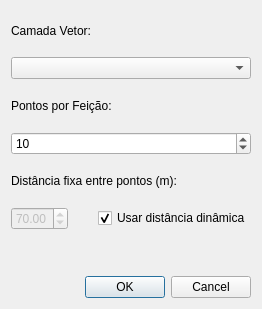
alexfelipe00/Pontos-Coleta, file pontos_coleta_dialog_base.ui: the form before one commit.
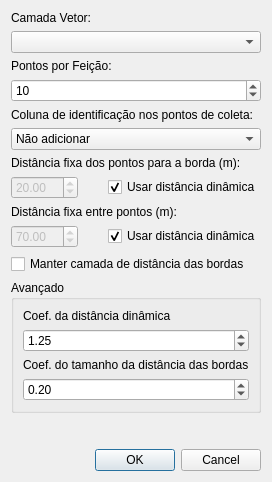
The form after the commit. Custom widgets are drawn as their Qt base class.

Commit message: Caixa com ajuste do coeficiente das formulas

Patch:
```diff
--- a/pontos_coleta_dialog_base.ui
+++ b/pontos_coleta_dialog_base.ui
@@ -2,30 +2,61 @@
 <ui version="4.0">
  <class>PontosColetaDialogBase</class>
  <widget class="QDialog" name="PontosColetaDialogBase">
+  <property name="enabled">
+   <bool>true</bool>
+  </property>
   <property name="geometry">
    <rect>
     <x>0</x>
     <y>0</y>
-    <width>262</width>
-    <height>309</height>
+    <width>402</width>
+    <height>415</height>
    </rect>
   </property>
+  <property name="sizePolicy">
+   <sizepolicy hsizetype="Preferred" vsizetype="Preferred">
+    <horstretch>0</horstretch>
+    <verstretch>0</verstretch>
+   </sizepolicy>
+  </property>
   <property name="windowTitle">
    <string>Pontos de Coleta</string>
   </property>
   <layout class="QVBoxLayout" name="verticalLayout">
+   <property name="sizeConstraint">
+    <enum>QLayout::SetFixedSize</enum>
+   </property>
    <item>
     <widget class="QLabel" name="label">
+     <property name="sizePolicy">
+      <sizepolicy hsizetype="Preferred" vsizetype="Fixed">
+       <horstretch>0</horstretch>
+       <verstretch>0</verstretch>
+      </sizepolicy>
+     </property>
      <property name="text">
       <string>Camada Vetor:</string>
      </property>
     </widget>
    </item>
    <item>
-    <widget class="QComboBox" name="cmb_camada"/>
+    <widget class="QComboBox" name="cmb_camada">
+     <property name="sizePolicy">
+      <sizepolicy hsizetype="Preferred" vsizetype="Fixed">
+       <horstretch>0</horstretch>
+       <verstretch>0</verstretch>
+      </sizepolicy>
+     </property>
+    </widget>
    </item>
    <item>
     <widget class="QLabel" name="label_4">
+     <property name="sizePolicy">
+      <sizepolicy hsizetype="Preferred" vsizetype="Fixed">
+       <horstretch>0</horstretch>
+       <verstretch>0</verstretch>
+      </sizepolicy>
+     </property>
      <property name="text">
       <string>Pontos por Feição:</string>
      </property>
@@ -33,6 +64,12 @@
    </item>
    <item>
     <widget class="QSpinBox" name="spin_qtd_pontos">
+     <property name="sizePolicy">
+      <sizepolicy hsizetype="Minimum" vsizetype="Fixed">
+       <horstretch>0</horstretch>
+       <verstretch>0</verstretch>
+      </sizepolicy>
+     </property>
      <property name="minimum">
       <number>1</number>
      </property>
@@ -41,8 +78,67 @@
      </property>
     </widget>
    </item>
+   <item>
+    <widget class="QLabel" name="label_7">
+     <property name="text">
+      <string>Coluna de identificação nos pontos de coleta:</string>
+     </property>
+    </widget>
+   </item>
+   <item>
+    <widget class="QComboBox" name="cmb_coluna_id">
+     <item>
+      <property name="text">
+       <string>Não adicionar</string>
+      </property>
+     </item>
+    </widget>
+   </item>
+   <item>
+    <widget class="QLabel" name="label_6">
+     <property name="text">
+      <string>Distância fixa dos pontos para a borda (m):</string>
+     </property>
+    </widget>
+   </item>
+   <item>
+    <layout class="QHBoxLayout" name="horizontalLayout" stretch="20,0">
+     <property name="spacing">
+      <number>30</number>
+     </property>
+     <item>
+      <widget class="QgsDoubleSpinBox" name="spin_dist_borda_fixa">
+       <property name="enabled">
+        <bool>false</bool>
+       </property>
+       <property name="value">
+        <double>20.000000000000000</double>
+       </property>
+       <property name="showClearButton">
+        <bool>false</bool>
+       </property>
+      </widget>
+     </item>
+     <item>
+      <widget class="QCheckBox" name="chk_dist_borda_dinamica">
+       <property name="text">
+        <string>Usar distância dinâmica</string>
+       </property>
+       <property name="checked">
+        <bool>true</bool>
+       </property>
+      </widget>
+     </item>
+    </layout>
+   </item>
    <item>
     <widget class="QLabel" name="label_5">
+     <property name="sizePolicy">
+      <sizepolicy hsizetype="Preferred" vsizetype="Fixed">
+       <horstretch>0</horstretch>
+       <verstretch>0</verstretch>
+      </sizepolicy>
+     </property>
      <property name="text">
       <string>Distância fixa entre pontos (m):</string>
      </property>
@@ -78,18 +174,65 @@
      </item>
     </layout>
    </item>
+   <item>
+    <widget class="QCheckBox" name="chk_camada_buffer">
+     <property name="text">
+      <string>Manter camada de distância das bordas</string>
+     </property>
+    </widget>
+   </item>
+   <item>
+    <widget class="QgsCollapsibleGroupBox" name="mGroupBox">
+     <property name="title">
+      <string>Avançado</string>
+     </property>
+     <property name="collapsed">
+      <bool>true</bool>
+     </property>
+     <layout class="QVBoxLayout" name="verticalLayout_2">
+      <item>
+       <widget class="QLabel" name="label_2">
+        <property name="text">
+         <string>Coef. da distância dinâmica</string>
+        </property>
+       </widget>
+      </item>
+      <item>
+       <widget class="QDoubleSpinBox" name="spin_coef_calc_dist">
+        <property name="value">
+         <double>1.250000000000000</double>
+        </property>
+       </widget>
+      </item>
+      <item>
+       <widget class="QLabel" name="label_3">
+        <property name="text">
+         <string>Coef. do tamanho da distância das bordas</string>
+        </property>
+       </widget>
+      </item>
+      <item>
+       <widget class="QDoubleSpinBox" name="spin_coef_calc_dist_borda">
+        <property name="value">
+         <double>0.200000000000000</double>
+        </property>
+       </widget>
+      </item>
+     </layout>
+    </widget>
+   </item>
    <item>
     <spacer name="verticalSpacer">
      <property name="orientation">
       <enum>Qt::Vertical</enum>
      </property>
      <property name="sizeType">
-      <enum>QSizePolicy::Fixed</enum>
+      <enum>QSizePolicy::Preferred</enum>
      </property>
      <property name="sizeHint" stdset="0">
       <size>
        <width>20</width>
-       <height>40</height>
+       <height>30</height>
       </size>
      </property>
     </spacer>
@@ -102,11 +245,20 @@
      <property name="standardButtons">
       <set>QDialogButtonBox::Cancel|QDialogButtonBox::Ok</set>
      </property>
+     <property name="centerButtons">
+      <bool>false</bool>
+     </property>
     </widget>
    </item>
   </layout>
  </widget>
  <customwidgets>
+  <customwidget>
+   <class>QgsCollapsibleGroupBox</class>
+   <extends>QGroupBox</extends>
+   <header>qgscollapsiblegroupbox.h</header>
+   <container>1</container>
+  </customwidget>
   <customwidget>
    <class>QgsDoubleSpinBox</class>
    <extends>QDoubleSpinBox</extends>
```
Left out of the diff: 6 changed lines with no effect on the pictures. The commit also changes 2 other files.
